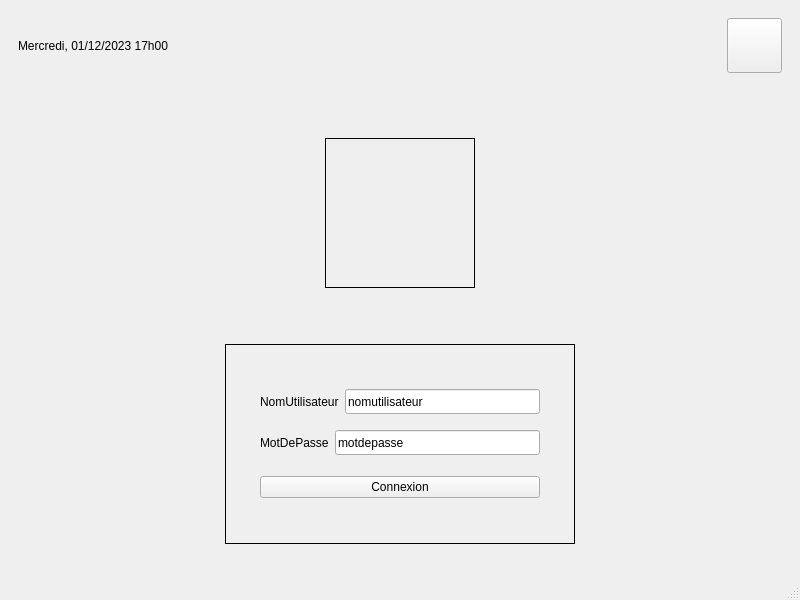
Above: mainwindow.ui from ThuyAnP/TP2-QT-IHM before the change. Below: the same form after it.
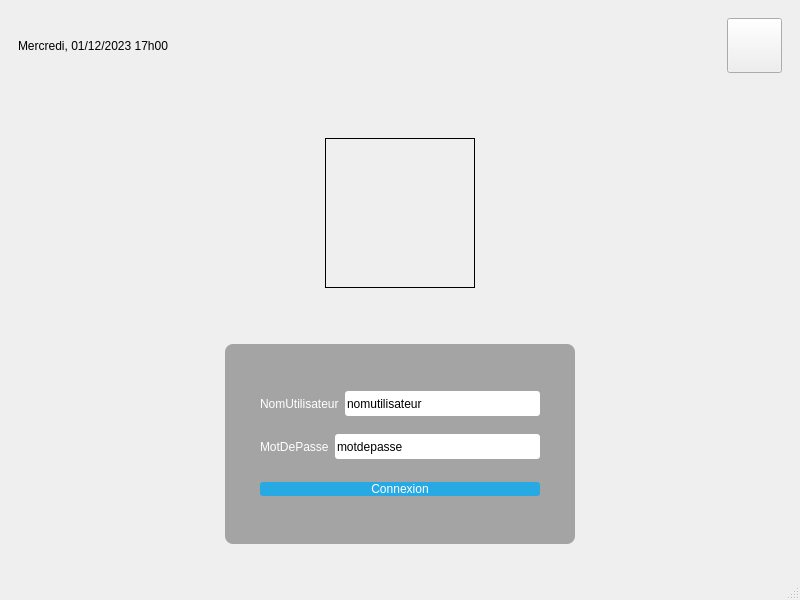
That is the form after the change.

Diff of the .ui file:
```diff
--- a/mainwindow.ui
+++ b/mainwindow.ui
@@ -112,7 +112,7 @@
          </size>
         </property>
         <property name="styleSheet">
-         <string notr="true">#FormulaireDeConnexion { border: 1px solid; }</string>
+         <string notr="true">#FormulaireDeConnexion { background: rgba(0, 0, 0, 80); border-radius: 8px; }</string>
         </property>
         <layout class="QVBoxLayout" name="ConnexionContainer">
          <property name="leftMargin">
@@ -131,6 +131,9 @@
           <layout class="QHBoxLayout" name="nomutilisateurLayout">
            <item>
             <widget class="QLabel" name="label">
+             <property name="styleSheet">
+              <string notr="true">QLabel { color: white; }</string>
+             </property>
              <property name="text">
               <string>NomUtilisateur</string>
              </property>
@@ -144,6 +147,9 @@
                <height>25</height>
               </size>
              </property>
+             <property name="styleSheet">
+              <string notr="true">QLineEdit { border-radius: 3px; }</string>
+             </property>
              <property name="text">
               <string>nomutilisateur</string>
              </property>
@@ -155,6 +161,9 @@
           <layout class="QHBoxLayout" name="motdepasseLayout">
            <item>
             <widget class="QLabel" name="label_2">
+             <property name="styleSheet">
+              <string notr="true">QLabel { color: white; }</string>
+             </property>
              <property name="text">
               <string>MotDePasse</string>
              </property>
@@ -168,6 +177,9 @@
                <height>25</height>
               </size>
              </property>
+             <property name="styleSheet">
+              <string notr="true">QLineEdit { border-radius: 3px; }</string>
+             </property>
              <property name="text">
               <string>motdepasse</string>
              </property>
@@ -193,6 +205,15 @@
          </item>
          <item>
           <widget class="QPushButton" name="BoutonConnexion">
+           <property name="styleSheet">
+            <string notr="true">QPushButton
+{
+color: white;
+background-color: #27a9e3;
+border-width: 0px;
+border-radius: 3px;
+} QPushButton:hover { background-color: #66c011; }</string>
+           </property>
            <property name="text">
             <string>Connexion</string>
            </property>
```
Left out of the diff: 3 changed lines with no effect on the pictures.
